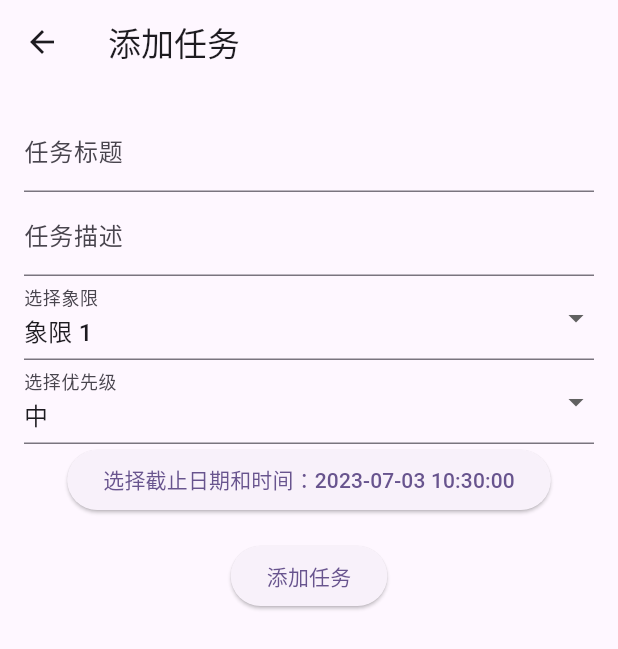
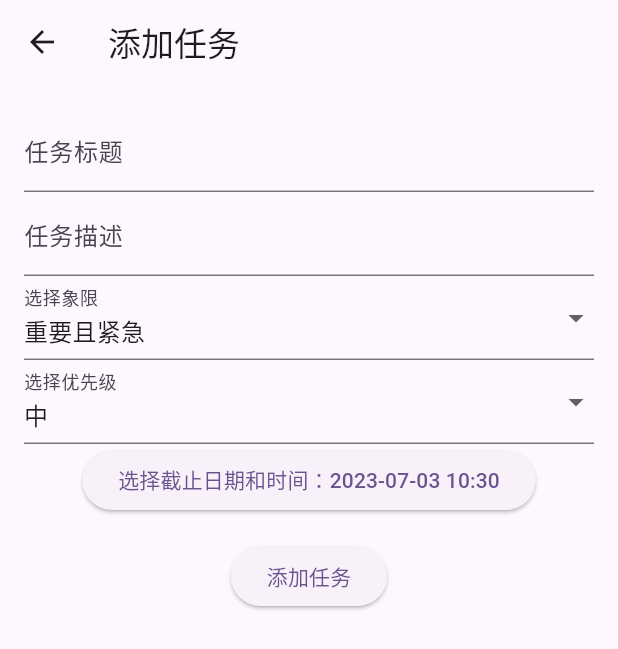
Before and after one commit to CN-Scars/Quadrant_Master, a Flutter app: the AddTaskScreen screen opened directly, on a phone screen of 412 x 824 dp. Shown: the top 649 px of the screen. Run offline on Flutter 3.47's test engine with Material 2 defaults, Android fonts, the phone set to English and light mode, and no system bars; drawn by our look-alikes of dynamic_color; our stand-ins replace flutter_local_notifications, material_design_icons_flutter, permission_handler, shared_preferences; accounts and stored records are empty.

Commit message:
Modified text inside app
1. On the Quadrant Details page, Add Task page, Modify Task page, and Archived Task page, the due date of tasks is no longer accurate to seconds or milliseconds, but minutes

2. On the Add Task page and Modify Task page, the quadrant names assigned by users to tasks are no longer Quadrant 1, Quadrant 2, Quadrant 3, and Quadrant 4, but important and urgent, important but not urgent, urgent but not important and not important and not urgent

3. The relevant text of the notification issued when the task deadline is reached has been corrected to the official version

4. The internal text of the donation card on the page has been fine-tuned

```diff
--- a/lib/models/task.dart
+++ b/lib/models/task.dart
@@ -52,7 +52,7 @@ class Task {
 
 enum TaskPriority { low, medium, high }
 
-// 在 models/task.dart 文件中添加以下扩展方法
+// 扩展方法
 extension TaskPriorityExtension on TaskPriority {
   String toShortString() {
     switch (this) {
--- a/lib/providers/tasks_provider.dart
+++ b/lib/providers/tasks_provider.dart
@@ -170,8 +170,8 @@ class TasksProvider extends ChangeNotifier {
 
       await flutterLocalNotificationsPlugin.schedule(
           notificationId,
-          'Task Reminder',
-          'You have a task: ${task.title}',
+          '你有一个任务已到期！',
+          '任务 “${task.title}” 已到达截至时间！',
           scheduledNotificationDateTime!,
           platformChannelSpecifics,
           payload: task.quadrant.toString());
--- a/lib/screens/about_screen.dart
+++ b/lib/screens/about_screen.dart
@@ -44,7 +44,7 @@ class AboutScreen extends StatelessWidget {
             margin: EdgeInsets.all(16.0),
             child: ListTile(
               leading: Icon(MdiIcons.patreon),
-              subtitle: Text('支持开发者'),
+              subtitle: Text('向开发者捐赠以支持开发者'),
               title: Text('Scars'),
               onTap: _launchPatreonURL,
             ),
--- a/lib/screens/add_task_screen.dart
+++ b/lib/screens/add_task_screen.dart
@@ -38,6 +38,14 @@ class _AddTaskScreenState extends State<AddTaskScreen> {
 
   @override
   Widget build(BuildContext context) {
+    // 定义一个数组，表示象限的名称
+    List<String> quadrantNames = [
+      '重要且紧急',
+      '重要不紧急',
+      '紧急不重要',
+      '不重要且不紧急'
+    ];
+
     return Scaffold(
       appBar: AppBar(
         title: Text('添加任务'),
@@ -67,7 +75,7 @@ class _AddTaskScreenState extends State<AddTaskScreen> {
                 items: List.generate(4, (index) {
                   return DropdownMenuItem<int>(
                     value: index + 1,
-                    child: Text('象限 ${index + 1}'),
+                    child: Text(quadrantNames[index]),
                   );
                 }),
                 onChanged: (value) {
@@ -121,7 +129,7 @@ class _AddTaskScreenState extends State<AddTaskScreen> {
                   }
                 },
                 child: Text(
-                    '选择截止日期和时间：${DateFormat('yyyy-MM-dd HH:mm:ss').format(_dueDate)}'),
+                    '选择截止日期和时间：${DateFormat('yyyy-MM-dd HH:mm').format(_dueDate)}'),
               ),
               SizedBox(height: 16),
               ElevatedButton(
--- a/lib/screens/edit_task_screen.dart
+++ b/lib/screens/edit_task_screen.dart
@@ -53,6 +53,14 @@ class _EditTaskScreenState extends State<EditTaskScreen> {
 
   @override
   Widget build(BuildContext context) {
+    // 定义一个数组，表示象限的名称
+    List<String> quadrantNames = [
+      '重要且紧急',
+      '重要不紧急',
+      '紧急不重要',
+      '不重要且不紧急'
+    ];
+
     return Scaffold(
       appBar: AppBar(
         title: Text('编辑任务'),
@@ -83,7 +91,7 @@ class _EditTaskScreenState extends State<EditTaskScreen> {
                 items: List.generate(4, (index) {
                   return DropdownMenuItem<int>(
                     value: index + 1,
-                    child: Text('象限 ${index + 1}'),
+                    child: Text(quadrantNames[index]),
                   );
                 }),
                 onChanged: (value) {
@@ -137,7 +145,7 @@ class _EditTaskScreenState extends State<EditTaskScreen> {
                   }
                 },
                 child: Text(
-                    '选择截止日期和时间：${DateFormat('yyyy-MM-dd HH:mm:ss').format(_dueDate)}'),
+                    '选择截止日期和时间：${DateFormat('yyyy-MM-dd HH:mm').format(_dueDate)}'),
               ),
               SizedBox(height: 16),
               ElevatedButton(
--- a/lib/widgets/quadrant_grid.dart
+++ b/lib/widgets/quadrant_grid.dart
@@ -50,7 +50,7 @@ class _QuadrantGridState extends State<QuadrantGrid>
 
               ScaffoldMessenger.of(context).showSnackBar(
                 SnackBar(
-                  content: Text('任务已归档'),
+                  content: Text('任务 “${tasks[index].title}” 已归档'),
                   action: SnackBarAction(
                     label: '撤销',
                     onPressed: () {
```
Also changed, not shown: lib/widgets/task_list.dart (+8 -7 lines). Lines whose indentation alone changed are shown as unchanged.
